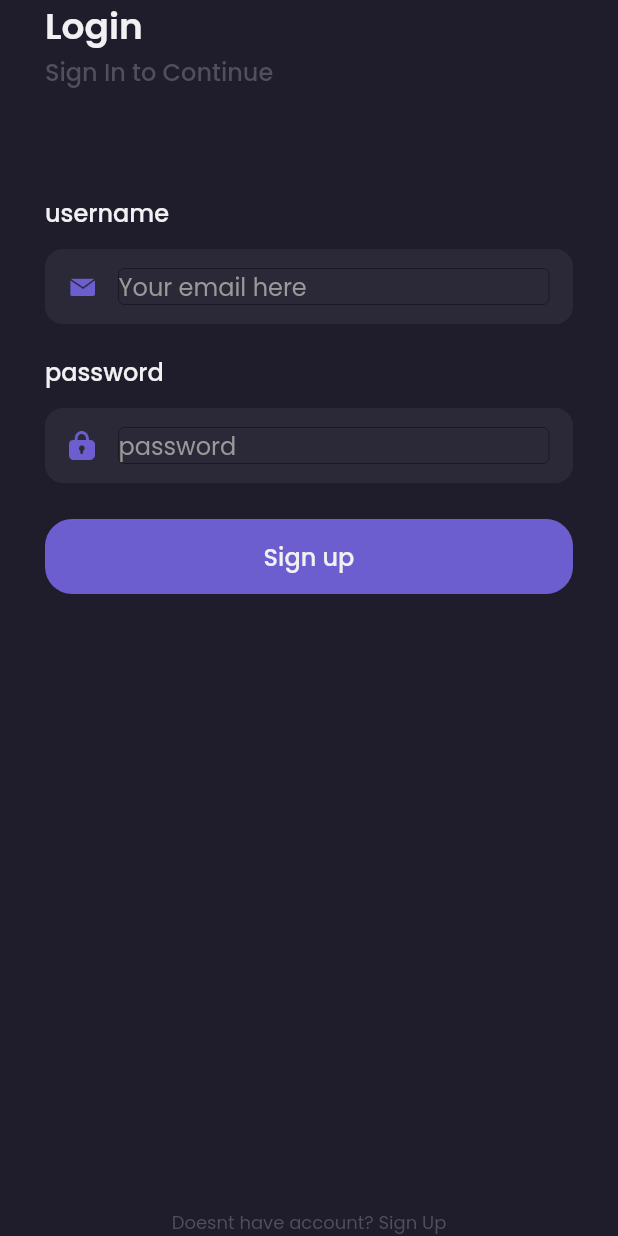
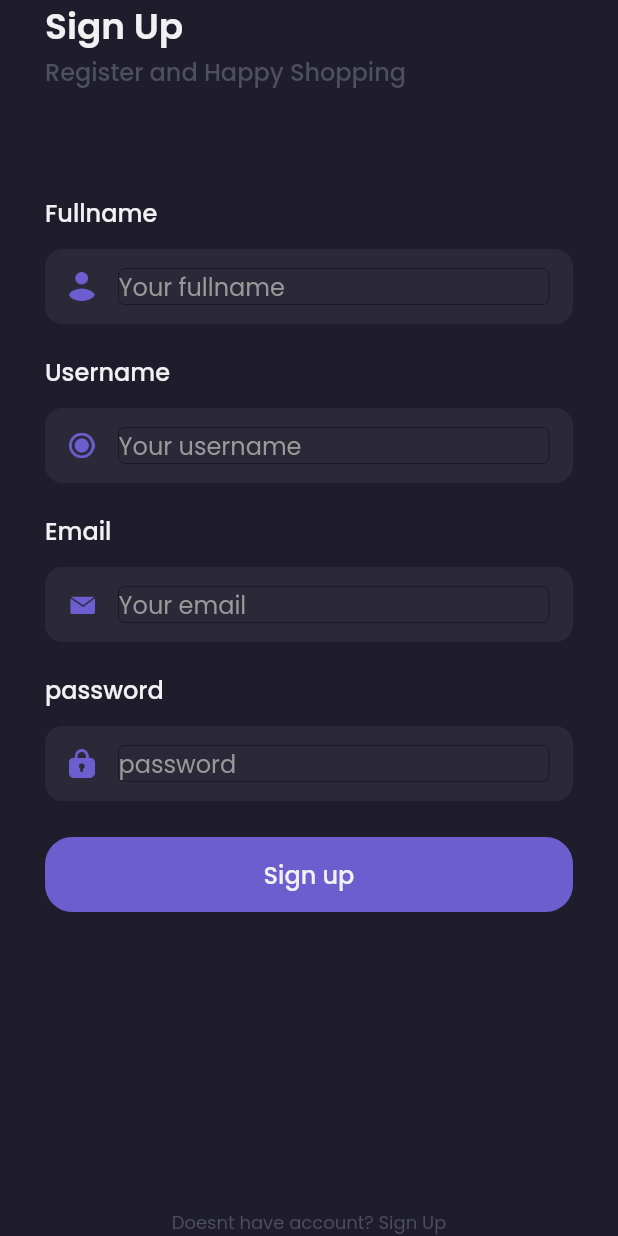
Before and after one commit to magistraapta/ecomm-flutter, a Flutter app: the screen it shows after launch, on a phone screen of 412 x 824 dp. Run offline on Flutter 3.47's test engine with Material 2 defaults, Android fonts, the phone set to English and light mode, and no system bars; our stand-ins replace google_fonts.

Commit message:
change to sign up

```diff
--- a/lib/main.dart
+++ b/lib/main.dart
@@ -1,3 +1,4 @@
+import 'package:code/pages/home_page.dart';
 import 'package:code/pages/sign_up.dart';
 import 'package:code/pages/splash_page.dart';
 import 'package:flutter/material.dart';
@@ -16,7 +17,8 @@ class MyApp extends StatelessWidget {
       debugShowCheckedModeBanner: false,
       routes: {
         '/': (context) => SplashPage(),
-        '/sign-up':(context) => SignUp()
+        '/sign-up':(context) => SignUp(),
+        '/home-page':(context) => HomePage()
         },
     );
   }
--- /dev/null
+++ b/lib/pages/home_page.dart
@@ -0,0 +1,13 @@
+import 'package:code/theme/theme.dart';
+import 'package:flutter/material.dart';
+
+class HomePage extends StatelessWidget {
+  const HomePage({Key? key}) : super(key: key);
+
+  @override
+  Widget build(BuildContext context) {
+    return Scaffold(
+      body: Center(child: Text('Hello')),
+    );
+  }
+}
--- a/lib/pages/sign_up.dart
+++ b/lib/pages/sign_up.dart
@@ -10,11 +10,11 @@ class SignUp extends StatelessWidget {
       crossAxisAlignment: CrossAxisAlignment.start,
       children: [
         Text(
-          'Login',
+          'Sign Up',
           style: whiteTextStyle.copyWith(fontSize: 24, fontWeight: semibold),
         ),
         Text(
-          'Sign In to Continue',
+          'Register and Happy Shopping',
           style: blackTextSTyle.copyWith(fontSize: 16, fontWeight: medium),
         )
       ],
@@ -66,8 +66,24 @@ class SignUp extends StatelessWidget {
     return Column(
       children: [
         CustomInput(
-          label: 'username',
-          placeholder: 'Your email here',
+          label: 'Fullname',
+          placeholder: 'Your fullname',
+          iconUrl: 'Username_Icon.png',
+        ),
+        SizedBox(
+          height: 20,
+        ),
+        CustomInput(
+          label: 'Username',
+          placeholder: 'Your username',
+          iconUrl: 'Circle_Icon.png',
+        ),
+        SizedBox(
+          height: 20,
+        ),
+        CustomInput(
+          label: 'Email',
+          placeholder: 'Your email',
           iconUrl: 'Email_Icon.png',
         ),
         SizedBox(
@@ -77,28 +93,30 @@ class SignUp extends StatelessWidget {
           label: 'password',
           placeholder: 'password',
           iconUrl: 'Password_Icon.png',
-        )
+        ),
       ],
     );
   }
 
-  Widget customButton() {
-    return Container(
-      width: double.infinity,
-      height: 50,
-      decoration: BoxDecoration(
-        color: primaryColor,
-        borderRadius: BorderRadius.circular(18),
-      ),
-      child: TextButton(
-        onPressed: () {},
-        child: Text(
-          'Sign up',
-          style: whiteTextStyle.copyWith(fontSize: 16, fontWeight: medium),
-        ),
-      ),
-    );
-  }
+  // Widget customButton() {
+  //   return Container(
+  //     width: double.infinity,
+  //     height: 50,
+  //     decoration: BoxDecoration(
+  //       color: primaryColor,
+  //       borderRadius: BorderRadius.circular(18),
+  //     ),
+  //     child: TextButton(
+  //       onPressed: (){
+  //         Navigator.pushNamed(context, '/sign-up');
+  //       },
+  //       child: Text(
+  //         'Sign up',
+  //         style: whiteTextStyle.copyWith(fontSize: 16, fontWeight: medium),
+  //       ),
+  //     ),
+  //   );
+  // }
 
   Widget footer() {
     return Text(
@@ -127,7 +145,24 @@ class SignUp extends StatelessWidget {
                   SizedBox(
                     height: 24,
                   ),
-                  customButton(),
+                  Container(
+                    width: double.infinity,
+                    height: 50,
+                    decoration: BoxDecoration(
+                      color: primaryColor,
+                      borderRadius: BorderRadius.circular(18),
+                    ),
+                    child: TextButton(
+                      onPressed: () {
+                        Navigator.pushNamed(context, '/home-page');
+                      },
+                      child: Text(
+                        'Sign up',
+                        style: whiteTextStyle.copyWith(
+                            fontSize: 16, fontWeight: medium),
+                      ),
+                    ),
+                  ),
                 ],
               ),
               Spacer(),
```
Also changed, not shown: assets/Circle_Icon.png (added), assets/Username_Icon.png (added).
